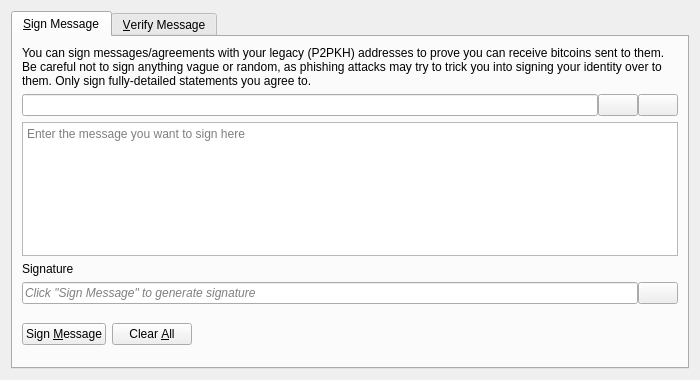
Old version of the form src/qt/forms/signverifymessagedialog.ui in the repository CoinBlack/blackcoin-more.
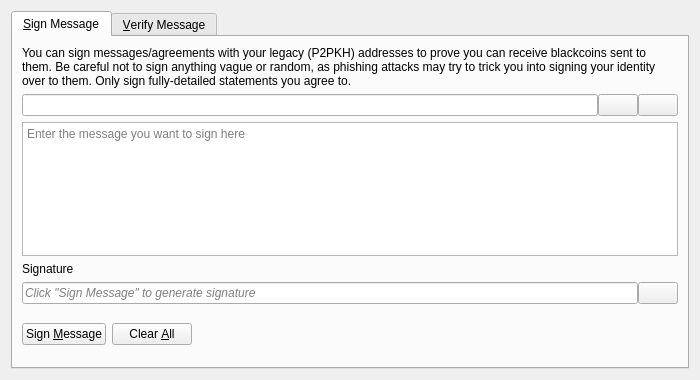
New version of the form. Icons and pictures are not drawn. Custom widgets are drawn as their Qt base class.

Commit message:
translations: update values/comments and move to Blackcoin transifex
alter/adapt/add  text and comments too, change to BLK values and text

Patch:
```diff
--- a/src/qt/forms/signverifymessagedialog.ui
+++ b/src/qt/forms/signverifymessagedialog.ui
@@ -30,7 +30,7 @@
        <item>
         <widget class="QLabel" name="infoLabel_SM">
          <property name="text">
-          <string>You can sign messages/agreements with your legacy (P2PKH) addresses to prove you can receive bitcoins sent to them. Be careful not to sign anything vague or random, as phishing attacks may try to trick you into signing your identity over to them. Only sign fully-detailed statements you agree to.</string>
+          <string>You can sign messages/agreements with your legacy (P2PKH) addresses to prove you can receive blackcoins sent to them. Be careful not to sign anything vague or random, as phishing attacks may try to trick you into signing your identity over to them. Only sign fully-detailed statements you agree to.</string>
          </property>
          <property name="textFormat">
           <enum>Qt::PlainText</enum>
```
Left out of the diff: 8 changed lines with no effect on the pictures. The commit also changes 172 other files.
